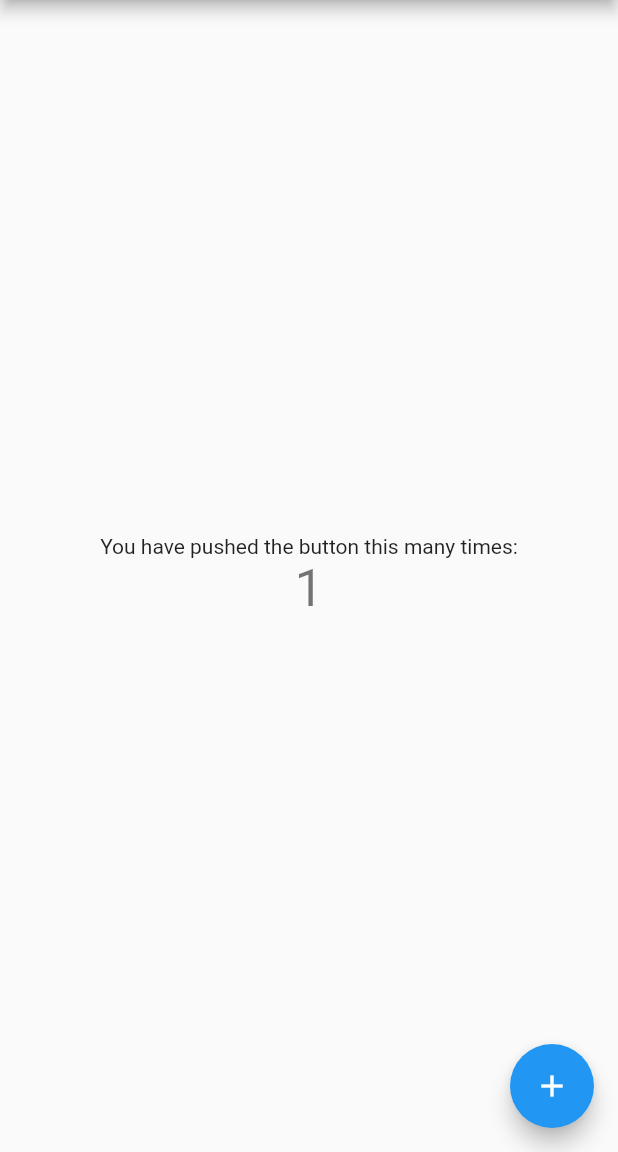
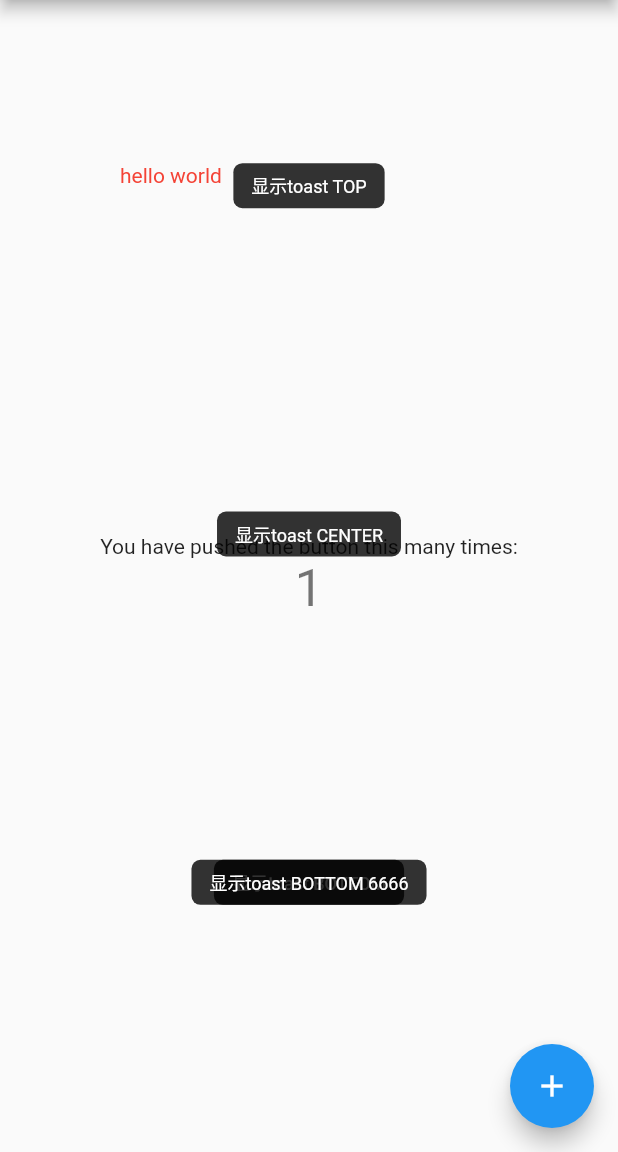
Before and after one commit to hbolin/flutter_toast_package, a Flutter app: the screen it shows after launch, after a tap on the "add" icon, on a phone screen of 412 x 824 dp, the part 84-1236 px from its top. Run offline on Flutter 3.47's test engine with Material 2 defaults, Android fonts, the phone set to English and light mode, and no system bars.

Commit message:
添加example

```diff
--- /dev/null
+++ b/example/lib/flutter_toast_package.dart
@@ -0,0 +1,111 @@
+library flutter_toast_package;
+
+import 'dart:async';
+
+import 'package:flutter/material.dart';
+
+enum FlutterToastPosition {
+  TOP,
+  CENTER,
+  BOTTOM,
+}
+
+class FlutterToast {
+  /// 参考于android的LENGTH_SHORT显示时长
+  static const int LENGTH_SHORT = 2000;
+
+  /// 参考于android的LENGTH_LONG显示时长
+  static const int LENGTH_LONG = 3500;
+
+  // toast消失的最短时间
+  static const int _dismissAnimalTime = 300;
+
+  // toast是否正在showing
+  bool _showing = false;
+  OverlayState _overlayState;
+  OverlayEntry _overlayEntry;
+
+  void toast(BuildContext context, String message, {duration = LENGTH_SHORT, Color bgColor, Color textColor, FlutterToastPosition position = FlutterToastPosition.BOTTOM}) {
+    var toastWidget = _buildToastTextWidget(context, message, bgColor, textColor);
+    customToast(context, toastWidget, duration: duration, position: position);
+  }
+
+  void customToast(BuildContext context, Widget child, {duration = LENGTH_SHORT, FlutterToastPosition position = FlutterToastPosition.BOTTOM}) {
+    _overlayState = Overlay.of(context);
+
+    _overlayEntry = OverlayEntry(builder: (BuildContext context) {
+      return _buildPositioned(context, child, position);
+    });
+
+    _showing = false;
+    _overlayState.insert(_overlayEntry);
+
+    _dismissToast(duration);
+  }
+
+  void _dismissToast(int duration) async {
+    await Future.delayed(Duration(milliseconds: _dismissAnimalTime));
+    _showing = true;
+    _overlayEntry.markNeedsBuild();
+    await Future.delayed(Duration(milliseconds: duration));
+    _showing = false;
+    _overlayEntry.markNeedsBuild();
+    await Future.delayed(Duration(milliseconds: _dismissAnimalTime));
+    _overlayEntry.remove();
+  }
+
+  // toast位置和动画的设置
+  Widget _buildPositioned(BuildContext context, Widget toastWidget, FlutterToastPosition position) {
+    var child = Container(
+      width: MediaQuery.of(context).size.width,
+      padding: EdgeInsets.symmetric(horizontal: 80.0),
+      child: AnimatedOpacity(
+        opacity: _showing ? 1.0 : 0.0,
+        duration: Duration(milliseconds: _dismissAnimalTime),
+        child: toastWidget,
+      ),
+    );
+
+    Widget positionWidget;
+    switch (position) {
+      case FlutterToastPosition.TOP:
+        positionWidget = Positioned(
+          top: MediaQuery.of(context).size.height * 1 / 5,
+          child: Material(color: Colors.transparent, child: child),
+        );
+        break;
+      case FlutterToastPosition.CENTER:
+        positionWidget = Center(
+          child: Material(color: Colors.transparent, child: child),
+        );
+        break;
+      case FlutterToastPosition.BOTTOM:
+        positionWidget = Positioned(
+          bottom: MediaQuery.of(context).size.height * 1 / 5,
+          child: Material(color: Colors.transparent, child: child),
+        );
+        break;
+    }
+    return positionWidget;
+  }
+
+  // toast text绘制
+  static Widget _buildToastTextWidget(BuildContext context, String message, Color bgColor, Color textColor) {
+    return Center(
+      child: Material(
+        borderRadius: BorderRadius.circular(6),
+        color: bgColor ?? Colors.black.withOpacity(0.8),
+        child: Padding(
+          padding: EdgeInsets.symmetric(horizontal: 12.0, vertical: 6.0),
+          child: Text(
+            message,
+            style: TextStyle(
+              fontSize: Theme.of(context).textTheme.caption.fontSize,
+              color: textColor ?? Colors.white,
+            ),
+          ),
+        ),
+      ),
+    );
+  }
+}
--- a/example/lib/main.dart
+++ b/example/lib/main.dart
@@ -1,3 +1,4 @@
+import 'package:example/flutter_toast_package.dart';
 import 'package:flutter/material.dart';
 
 void main() {
@@ -53,6 +54,14 @@ class _MyHomePageState extends State<MyHomePage> {
   int _counter = 0;
 
   void _incrementCounter() {
+    debugPrint('显示toast');
+    FlutterToast().toast(context, '显示toast CENTER', position: FlutterToastPosition.CENTER);
+    FlutterToast().toast(context, '显示toast BOTTOM', position: FlutterToastPosition.BOTTOM);
+    FlutterToast().toast(context, '显示toast TOP', position: FlutterToastPosition.TOP);
+
+    FlutterToast().toast(context, '显示toast BOTTOM 6666', position: FlutterToastPosition.BOTTOM);
+    FlutterToast().customToast(context, Text('hello world',style: TextStyle(color: Colors.red)),position: FlutterToastPosition.TOP);
+
     setState(() {
       // This call to setState tells the Flutter framework that something has
       // changed in this State, which causes it to rerun the build method below
--- a/example/pubspec.yaml
+++ b/example/pubspec.yaml
@@ -28,6 +28,9 @@ dependencies:
   # The following adds the Cupertino Icons font to your application.
   # Use with the CupertinoIcons class for iOS style icons.
   cupertino_icons: ^0.1.3
+
+  flutter_toast_package:
+    path: ../../flutter_toast_package
 
 dev_dependencies:
   flutter_test:
```
Also changed, not shown: example/pubspec.lock.
